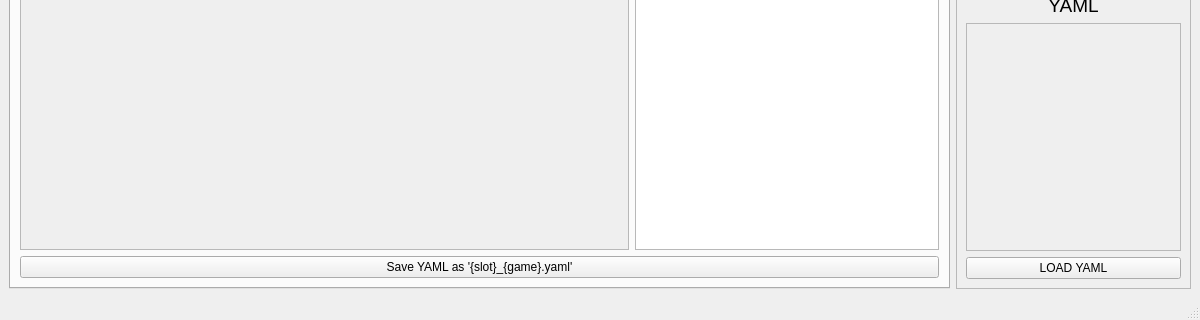
RayStormThunder/yaml_editor, file main.ui: the form before one commit; both pictures show x 0 to 1200 and y 355 to 675 of the 1200 by 675 pixel window.
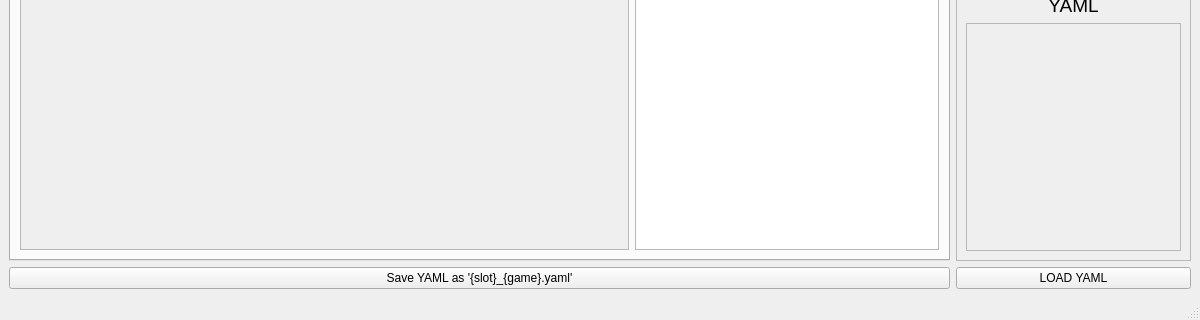
The form after the commit.

```diff
--- a/main.ui
+++ b/main.ui
@@ -94,7 +94,7 @@
          <attribute name="title">
           <string>General</string>
          </attribute>
-         <layout class="QVBoxLayout" name="verticalLayout_4" stretch="0,1,0">
+         <layout class="QVBoxLayout" name="verticalLayout_4" stretch="0,1">
           <item>
            <layout class="QHBoxLayout" name="GeneralSettings">
             <item>
@@ -185,13 +185,6 @@
             </item>
            </layout>
           </item>
-          <item>
-           <widget class="QPushButton" name="SaveYamlButton">
-            <property name="text">
-             <string>Save YAML as '{slot}_{game}.yaml'</string>
-            </property>
-           </widget>
-          </item>
          </layout>
         </widget>
        </widget>
@@ -319,13 +312,6 @@
              </widget>
             </widget>
            </item>
-           <item>
-            <widget class="QPushButton" name="LoadYamlButton">
-             <property name="text">
-              <string>LOAD YAML</string>
-             </property>
-            </widget>
-           </item>
           </layout>
          </widget>
         </item>
@@ -333,6 +319,24 @@
       </item>
      </layout>
     </item>
+    <item>
+     <layout class="QHBoxLayout" name="horizontalLayout_3" stretch="4,1">
+      <item>
+       <widget class="QPushButton" name="SaveYamlButton">
+        <property name="text">
+         <string>Save YAML as '{slot}_{game}.yaml'</string>
+        </property>
+       </widget>
+      </item>
+      <item>
+       <widget class="QPushButton" name="LoadYamlButton">
+        <property name="text">
+         <string>LOAD YAML</string>
+        </property>
+       </widget>
+      </item>
+     </layout>
+    </item>
    </layout>
   </widget>
   <widget class="QMenuBar" name="menubar">
```
Left out of the diff: 6 changed lines with no effect on the pictures.
